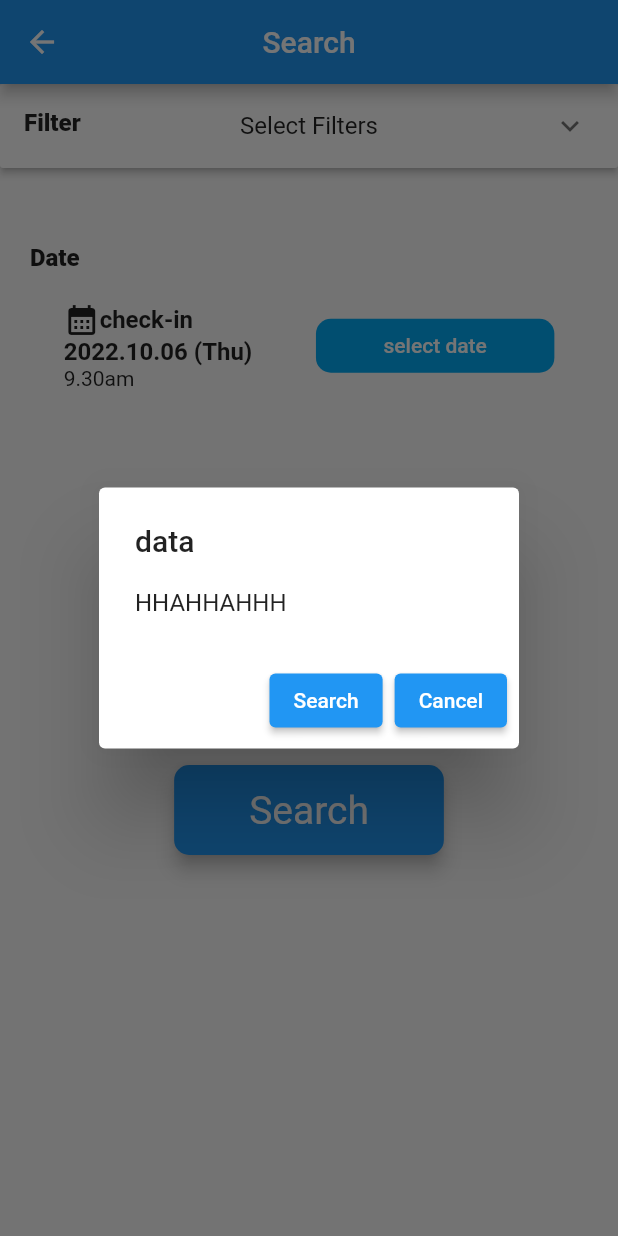
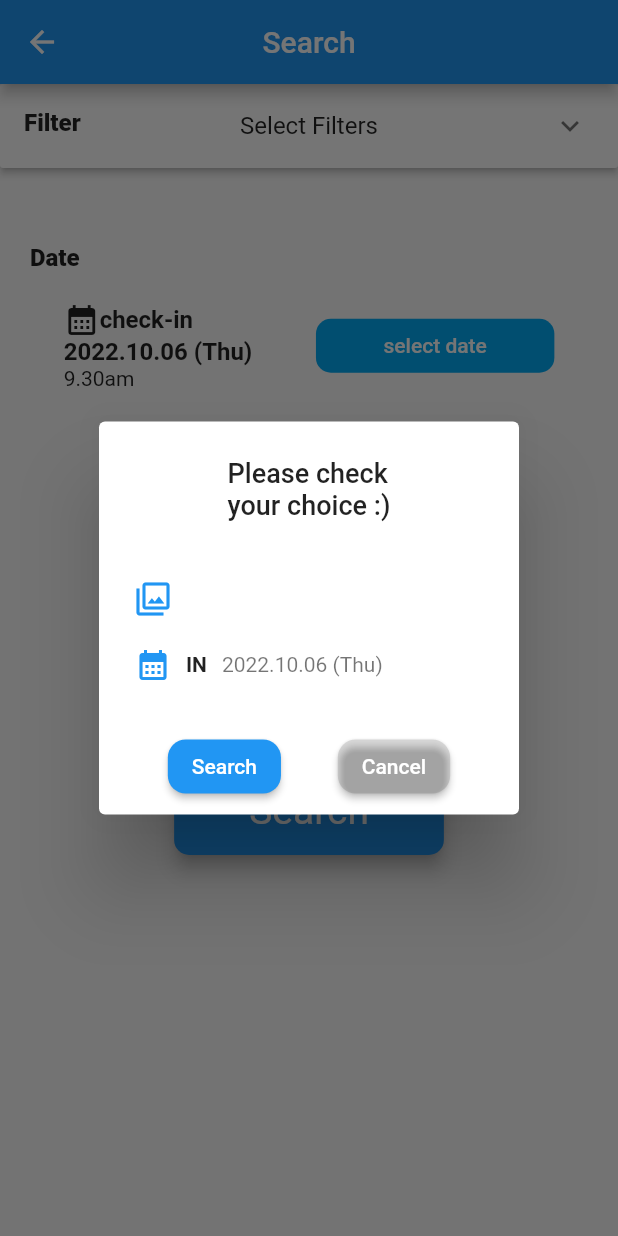
Before and after one commit to JeeSeoyoung/Midterm, a Flutter app: the SearchPage screen opened by its route, after a tap on "Search", on a phone screen of 412 x 824 dp. Run offline on Flutter 3.47's test engine with Material 2 defaults, Android fonts, the phone set to English and light mode, and no system bars.

Commit message:
search filter finish

```diff
--- a/lib/search.dart
+++ b/lib/search.dart
@@ -7,6 +7,10 @@ class SearchPage extends StatefulWidget {
   @override
   State<SearchPage> createState() => _SearchPageState();
 }
+
+bool _isChecked1 = false;
+bool _isChecked2 = false;
+bool _isChecked3 = false;
 
 class _SearchPageState extends State<SearchPage> {
   bool _expanded = false;
@@ -45,9 +49,33 @@ class _SearchPageState extends State<SearchPage> {
                     padding: EdgeInsets.fromLTRB(130.0, 0.0, 0.0, 30.0),
                     child: Column(
                       children: [
-                        _buildCheckList('No Kids Zone'),
-                        _buildCheckList('Pet-Friendly'),
-                        _buildCheckList('Free breakfast'),
+                        CheckboxListTile(
+                            title: Text('No Kids Zone'),
+                            value: _isChecked1,
+                            controlAffinity: ListTileControlAffinity.leading,
+                            onChanged: (bool? value) {
+                              setState(() {
+                                _isChecked1 = value!;
+                              });
+                            }),
+                        CheckboxListTile(
+                            title: Text('Pet-Friendly'),
+                            value: _isChecked2,
+                            controlAffinity: ListTileControlAffinity.leading,
+                            onChanged: (bool? value) {
+                              setState(() {
+                                _isChecked2 = value!;
+                              });
+                            }),
+                        CheckboxListTile(
+                            title: Text('Free breakfast'),
+                            value: _isChecked3,
+                            controlAffinity: ListTileControlAffinity.leading,
+                            onChanged: (bool? value) {
+                              setState(() {
+                                _isChecked3 = value!;
+                              });
+                            }),
                       ],
                     )),
                 isExpanded: _expanded,
@@ -131,15 +159,92 @@ class _SearchPageState extends State<SearchPage> {
                       showDialog(
                           context: context,
                           builder: (BuildContext context) => AlertDialog(
-                                title: const Text('data'),
-                                content: const Text('HHAHHAHHH'),
+                                insetPadding: EdgeInsets.zero,
+                                title: Container(
+                                  child: SafeArea(
+                                    child: Center(
+                                      child: Text(
+                                        'Please check\nyour choice :)',
+                                        style: TextStyle(fontSize: 18.0),
+                                      ),
+                                    ),
+                                  ),
+                                ),
+                                content: Container(
+                                  // padding: EdgeInsets.all(10.0),
+                                  child: Column(
+                                    mainAxisSize: MainAxisSize.min,
+                                    children: [
+                                      Container(
+                                        padding: EdgeInsets.symmetric(
+                                            vertical: 20.0),
+                                        child: Row(
+                                          children: [
+                                            Icon(
+                                              Icons.filter,
+                                              color: Colors.blue,
+                                            ),
+                                            Container(
+                                                width: 150,
+                                                padding:
+                                                    EdgeInsets.only(left: 10.0),
+                                                child: filterText())
+                                          ],
+                                        ),
+                                      ),
+                                      Row(
+                                        children: [
+                                          Icon(
+                                            Icons.calendar_month,
+                                            color: Colors.blue,
+                                          ),
+                                          Container(
+                                            padding: EdgeInsets.symmetric(
+                                                horizontal: 10.0),
+                                            child: Text(
+                                              'IN',
+                                              style: TextStyle(
+                                                  fontWeight: FontWeight.bold,
+                                                  fontSize: 14.0),
+                                            ),
+                                          ),
+                                          Text(
+                                            date,
+                                            style: TextStyle(
+                                                color: Colors.black54,
+                                                fontSize: 14.0),
+                                          )
+                                        ],
+                                      )
+                                    ],
+                                  ),
+                                ),
                                 actions: [
+                                  Row(
+                                    mainAxisAlignment:
+                                        MainAxisAlignment.spaceEvenly,
+                                    children: [
                                       ElevatedButton(
+                                          style: ElevatedButton.styleFrom(
+                                            shape: RoundedRectangleBorder(
+                                              borderRadius:
+                                                  BorderRadius.circular(12),
+                                            ),
+                                          ),
                                           onPressed: () {},
                                           child: const Text('Search')),
                                       ElevatedButton(
+                                          style: ElevatedButton.styleFrom(
+                                            primary: Colors.black12,
+                                            shape: RoundedRectangleBorder(
+                                              borderRadius:
+                                                  BorderRadius.circular(12),
+                                            ),
+                                          ),
                                           onPressed: () {},
                                           child: const Text('Cancel')),
+                                    ],
+                                  ),
                                 ],
                               ));
                     },
@@ -153,7 +258,9 @@ class _SearchPageState extends State<SearchPage> {
                       padding: EdgeInsets.symmetric(
                           horizontal: 50.0, vertical: 15.0),
                       shape: RoundedRectangleBorder(
-                            borderRadius: BorderRadius.circular(10))),
+                        borderRadius: BorderRadius.circular(10),
+                      ),
+                    ),
                   ),
                 ),
               ),
@@ -163,49 +270,28 @@ class _SearchPageState extends State<SearchPage> {
       ),
     );
   }
-}
 
-Row _buildCheckList(String label) {
-  return Row(
-    mainAxisAlignment: MainAxisAlignment.start,
-    children: [
-      Checklist(),
-      Text(label),
-    ],
+  Text filterText() {
+    String filter1 = '';
+    String filter2 = '';
+    String filter3 = '';
+    filter1 = (_isChecked1 == true) ? 'No Kids Zone / ' : '';
+    filter2 = (_isChecked2 == true) ? 'Pet-Friendly / ' : '';
+    filter3 = (_isChecked3 == true) ? 'Free breakfast /' : '';
+    return Text(
+      '$filter1$filter2$filter3',
+      style: TextStyle(color: Colors.black54, fontSize: 12.0),
     );
   }
 
-class Checklist extends StatefulWidget {
-  const Checklist({Key? key}) : super(key: key);
-
-  @override
-  State<Checklist> createState() => _MyStatefulWidgetState();
-}
-
-class _MyStatefulWidgetState extends State<Checklist> {
-  bool isChecked = false;
-
-  @override
-  Widget build(BuildContext context) {
-    Color getColor(Set<MaterialState> states) {
-      const Set<MaterialState> interactiveStates = <MaterialState>{
-        MaterialState.pressed,
-        MaterialState.hovered,
-        MaterialState.focused,
-      };
-      if (states.any(interactiveStates.contains)) {
-        return Colors.blue;
-      }
-      return Colors.blue;
-    }
-
-    return Checkbox(
-      checkColor: Colors.white,
-      fillColor: MaterialStateProperty.resolveWith(getColor),
-      value: isChecked,
+  CheckboxListTile checklist(String label, bool ischecked) {
+    return CheckboxListTile(
+      title: Text(label),
+      value: ischecked,
+      controlAffinity: ListTileControlAffinity.leading,
       onChanged: (bool? value) {
         setState(() {
-          isChecked = value!;
+          ischecked = value!;
         });
       },
     );
```
Lines whose indentation alone changed are shown as unchanged.
